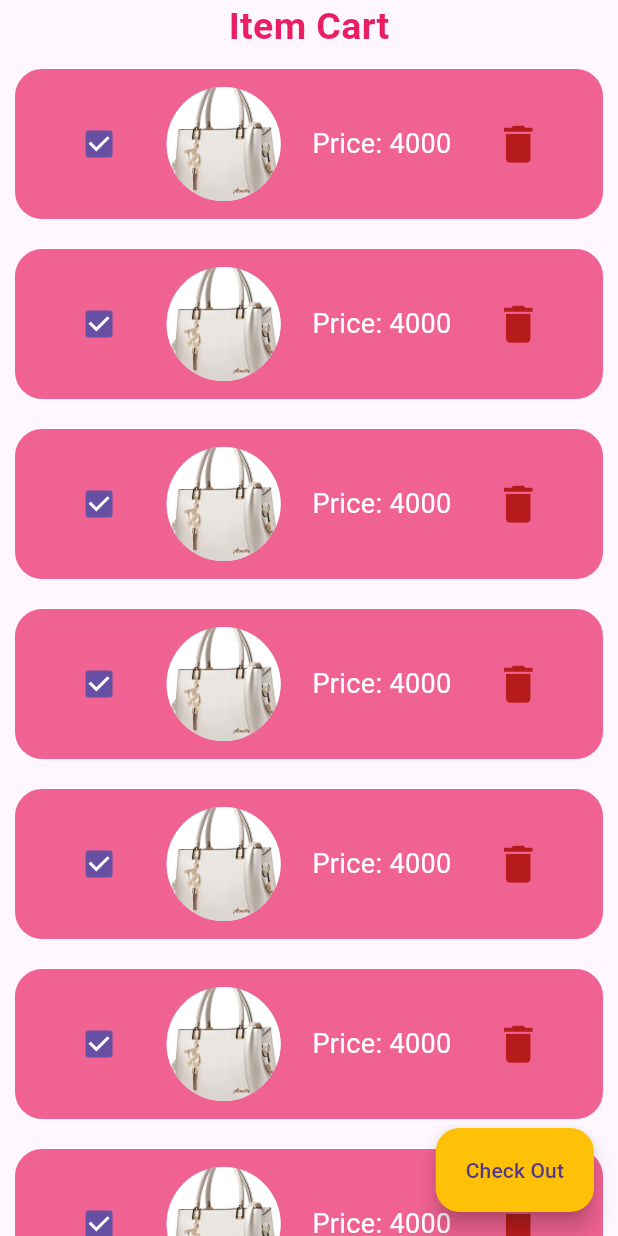
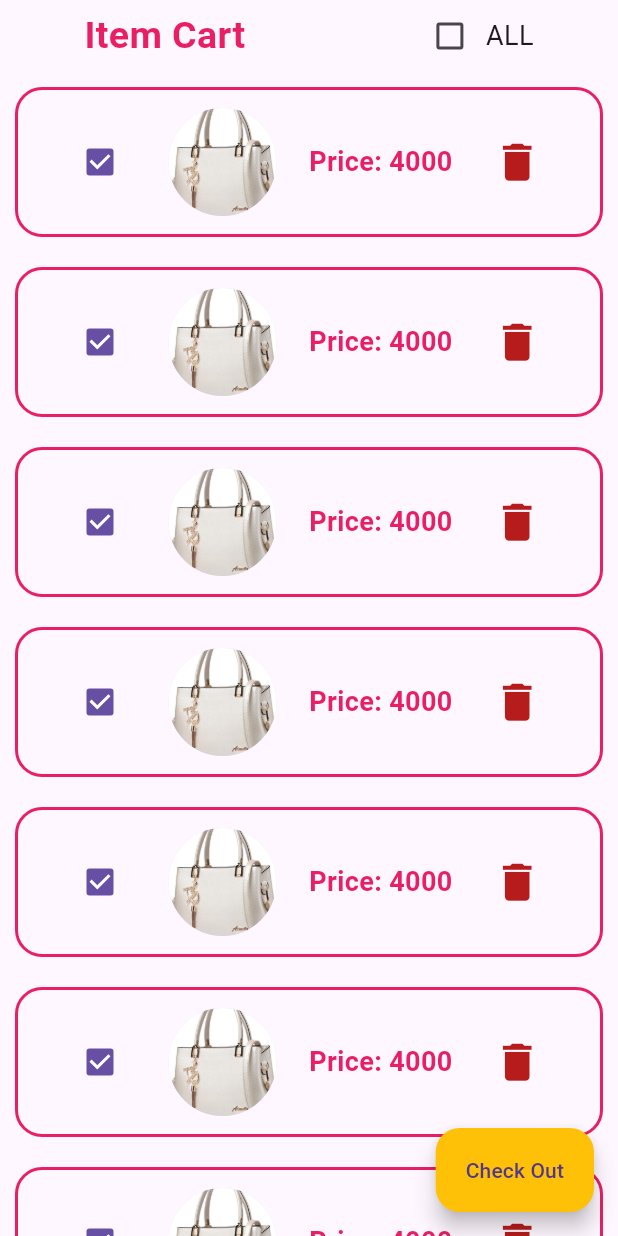
Before and after one commit to sohasara/E-Commerce-App, a Flutter app: the Cart screen opened directly, on a phone screen of 412 x 824 dp. Run offline on Flutter 3.47's test engine with Material 3 defaults, Android fonts, the phone set to English and light mode, and no system bars; our stand-ins replace flutter_riverpod.

Commit message:
add styling

```diff
--- a/lib/feature/presentation/pages/cart/item_cart.dart
+++ b/lib/feature/presentation/pages/cart/item_cart.dart
@@ -13,6 +13,9 @@ class Cart extends StatelessWidget {
       ),
       body: Column(
         children: [
+          Row(
+            mainAxisAlignment: MainAxisAlignment.spaceAround,
+            children: [
               const Text(
                 'Item Cart',
                 style: TextStyle(
@@ -20,6 +23,22 @@ class Cart extends StatelessWidget {
                   fontWeight: FontWeight.bold,
                   color: Colors.pink,
                 ),
+              ),
+              Row(
+                children: [
+                  Checkbox(
+                    value: false,
+                    onChanged: (value) {},
+                  ),
+                  Text(
+                    'ALL',
+                    style: TextStyle(
+                      fontSize: 18,
+                    ),
+                  ),
+                ],
+              ),
+            ],
           ),
           Expanded(
             child: ListView.builder(
@@ -31,7 +50,8 @@ class Cart extends StatelessWidget {
                     padding: EdgeInsets.all(12),
                     height: 100,
                     decoration: BoxDecoration(
-                      color: Colors.pink.shade300,
+                      // color: Colors.pink.shade300,
+                      border: Border.all(color: Colors.pink, width: 2),
                       borderRadius: BorderRadius.circular(18),
                     ),
                     child: Row(
@@ -51,8 +71,9 @@ class Cart extends StatelessWidget {
                             Text(
                               'Price: 4000',
                               style: TextStyle(
-                                color: Colors.white,
+                                color: Colors.pink,
                                 fontSize: 18,
+                                fontWeight: FontWeight.bold,
                               ),
                             ),
                           ],
```
Lines whose indentation alone changed are shown as unchanged.
